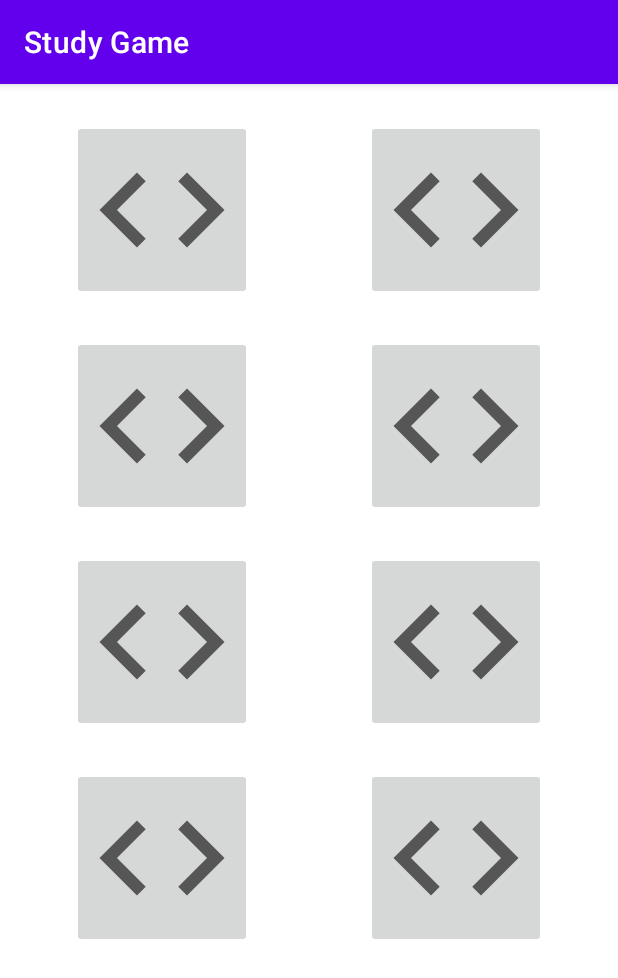
After one commit to Wurmie04/Study_Game, an Android app: the MemoryGameActivity screen opened directly, with no data from a screen before it, on a phone screen of 412 x 824 dp. The commit adds this screen. Shown: the top 978 px of the screen. Run offline under Robolectric (Android 15) with nearby library versions, the phone set to English and light mode, and no system bars.

Commit message:
Added Memory Game

```diff
--- a/app/build.gradle
+++ b/app/build.gradle
@@ -22,6 +22,9 @@ android {
             minifyEnabled false
             proguardFiles getDefaultProguardFile('proguard-android-optimize.txt'), 'proguard-rules.pro'
         }
+        debug {
+            debuggable true
+        }
     }
 }
 
--- a/app/src/main/AndroidManifest.xml
+++ b/app/src/main/AndroidManifest.xml
@@ -10,6 +10,7 @@
         android:supportsRtl="true"
         android:usesCleartextTraffic="true"
         android:theme="@style/Theme.StudyGame">
+        <activity android:name=".MemoryGameActivity"></activity>
         <activity android:name=".MultipleChoiceActivity"></activity>
         <activity android:name=".MainActivity">
             <intent-filter>
--- a/app/src/main/java/com/example/studygame/MainActivity.kt
+++ b/app/src/main/java/com/example/studygame/MainActivity.kt
@@ -49,13 +49,14 @@ class MainActivity : AppCompatActivity() {
 
                 }
             }
-
+            */
             button("Memory Game"){
                 textSize = 20.0F
                 setOnClickListener{
+                    startActivity<MemoryGameActivity>("id" to 5)
+                }
 
-                }
-             */
+            }
         }
     //setContentView(R.layout.activity_main)
     }
--- /dev/null
+++ b/app/src/main/java/com/example/studygame/MemoryCard.kt
@@ -0,0 +1,5 @@
+package com.example.studygame
+
+data class MemoryCard(val identifier: Int, var isFaceUp: Boolean = false, var isMatched: Boolean = false) {
+
+}
--- /dev/null
+++ b/app/src/main/java/com/example/studygame/MemoryGameActivity.kt
@@ -0,0 +1,98 @@
+package com.example.studygame
+
+import android.media.Image
+import android.nfc.Tag
+import androidx.appcompat.app.AppCompatActivity
+import android.os.Bundle
+import android.util.Log
+import android.widget.ImageButton
+import android.widget.TextView
+import android.widget.Toast
+
+class MemoryGameActivity : AppCompatActivity() {
+
+    lateinit var buttons: List<ImageButton>
+    lateinit var cards: List<MemoryCard>
+    var indexOfSingleSelectedCard : Int? = null
+
+    override fun onCreate(savedInstanceState: Bundle?) {
+        super.onCreate(savedInstanceState)
+        setContentView(R.layout.memory_game)
+
+        val images = mutableListOf(R.drawable.ic_code, R.drawable.ic_computer, R.drawable.ic_leaf, R.drawable.ic_sun)
+
+        images.addAll(images)
+        //add each image twice so we can create pairs
+        images.shuffle()
+        //randomize the order of images
+
+        var btn1: ImageButton = findViewById(R.id.imageButton1)
+        var btn2: ImageButton = findViewById(R.id.imageButton2)
+        var btn3: ImageButton = findViewById(R.id.imageButton3)
+        var btn4: ImageButton = findViewById(R.id.imageButton4)
+        var btn5: ImageButton = findViewById(R.id.imageButton5)
+        var btn6: ImageButton = findViewById(R.id.imageButton6)
+        var btn7: ImageButton = findViewById(R.id.imageButton7)
+        var btn8: ImageButton = findViewById(R.id.imageButton8)
+
+        buttons = listOf(btn1, btn2, btn3, btn4, btn5, btn6, btn7, btn8)
+
+        cards = buttons.indices.map { index ->
+            MemoryCard(images[index])
+        }
+
+        buttons.forEachIndexed { index, imageButton: ImageButton ->
+            imageButton.setOnClickListener {
+                Log.i("Hi! ", "button clicked")
+                updateModels(index)
+                updateViews()
+            }
+        }
+
+    }
+    fun updateViews() {
+        cards.forEachIndexed { index, card ->
+            val button = buttons[index]
+            button.setImageResource(if(card.isFaceUp) card.identifier else R.drawable.ic_code)
+        }
+    }
+
+    fun updateModels(position: Int) {
+        val card = cards[position]
+        // Error checking:
+        if(card.isFaceUp) {
+            Toast.makeText(this, "Invalid Move", Toast.LENGTH_SHORT).show()
+            return
+        }
+        //Three cases
+        // 0 cards previously flipped over -> restore cards + flip over selected card
+        // 1 cards previously flipped over -> flip over selected card + check if the images match
+        // 2 cards previously flipped over -> restore cards + flip over the selected card
+        if (indexOfSingleSelectedCard == null)  {
+            // 0 or 2 selected cards
+            indexOfSingleSelectedCard = position
+            restoreCards()
+        }
+        else {
+            checkForMatch(indexOfSingleSelectedCard!!, position)
+            indexOfSingleSelectedCard = null
+        }
+        card.isFaceUp = !card.isFaceUp
+    }
+
+    private fun restoreCards() {
+        for (card in cards) {
+            if(!card.isMatched) {
+                card.isFaceUp = false
+            }
+        }
+    }
+
+    private fun checkForMatch(position1: Int, position2: Int) {
+        if(cards[position1].identifier == cards[position2].identifier) {
+            Toast.makeText(this, "Match found!", Toast.LENGTH_SHORT).show()
+            cards[position1].isMatched == true
+            cards[position2].isMatched == true
+        }
+    }
+}
--- a/app/src/main/java/com/example/studygame/MultipleChoiceActivity.kt
+++ b/app/src/main/java/com/example/studygame/MultipleChoiceActivity.kt
@@ -27,7 +27,6 @@ class MultipleChoiceActivity : AppCompatActivity() {
     private var index : MutableList<Int> = mutableListOf()
     private var textList : MutableList<TextView> = mutableListOf()
     private var layoutList : MutableList<LinearLayout> = mutableListOf()
-    var HSscore = 0
 
     override fun onCreate(savedInstanceState: Bundle?) {
         super.onCreate(savedInstanceState)
@@ -282,7 +281,7 @@ class MultipleChoiceActivity : AppCompatActivity() {
                         //goes back to main menu
                         startActivity<MainActivity>("id" to 5)
                     }
-                }.lparams(width = 60, height = 30)
+                }
                 button("List Menu"){
                     textSize = 15.0F
                     setOnClickListener{
@@ -309,6 +308,7 @@ class MultipleChoiceActivity : AppCompatActivity() {
     //update score. Put new question and answers
     private fun update(text : MutableList<TextView>, buttons : MutableList<Button>,
                        qList: MutableList<String>, qAnswer: MutableList<String>){
+
         index.shuffle()
         qNa = (0..7).random()
 
--- /dev/null
+++ b/app/src/main/res/drawable/ic_code.xml
@@ -0,0 +1,10 @@
+<vector xmlns:android="http://schemas.android.com/apk/res/android"
+    android:width="24dp"
+    android:height="24dp"
+    android:viewportWidth="24"
+    android:viewportHeight="24"
+    android:tint="?attr/colorControlNormal">
+    <path
+        android:fillColor="@android:color/white"
+        android:pathData="M9.4,16.6L4.8,12l4.6,-4.6L8,6l-6,6 6,6 1.4,-1.4zM14.6,16.6l4.6,-4.6 -4.6,-4.6L16,6l6,6 -6,6 -1.4,-1.4z"/>
+</vector>
--- /dev/null
+++ b/app/src/main/res/drawable/ic_computer.xml
@@ -0,0 +1,5 @@
+<vector android:height="24dp" android:tint="#16A2AB"
+    android:viewportHeight="24" android:viewportWidth="24"
+    android:width="24dp" xmlns:android="http://schemas.android.com/apk/res/android">
+    <path android:fillColor="@android:color/white" android:pathData="M20,18c1.1,0 1.99,-0.9 1.99,-2L22,6c0,-1.1 -0.9,-2 -2,-2H4c-1.1,0 -2,0.9 -2,2v10c0,1.1 0.9,2 2,2H0v2h24v-2h-4zM4,6h16v10H4V6z"/>
+</vector>
--- /dev/null
+++ b/app/src/main/res/drawable/ic_leaf.xml
@@ -0,0 +1,5 @@
+<vector android:height="24dp" android:tint="#1C7010"
+    android:viewportHeight="24" android:viewportWidth="24"
+    android:width="24dp" xmlns:android="http://schemas.android.com/apk/res/android">
+    <path android:fillColor="@android:color/white" android:pathData="M6.05,8.05c-2.73,2.73 -2.73,7.15 -0.02,9.88c1.47,-3.4 4.09,-6.24 7.36,-7.93c-2.77,2.34 -4.71,5.61 -5.39,9.32c2.6,1.23 5.8,0.78 7.95,-1.37C19.43,14.47 20,4 20,4S9.53,4.57 6.05,8.05z"/>
+</vector>
--- /dev/null
+++ b/app/src/main/res/drawable/ic_sun.xml
@@ -0,0 +1,5 @@
+<vector android:height="24dp" android:tint="#FDFF33"
+    android:viewportHeight="24" android:viewportWidth="24"
+    android:width="24dp" xmlns:android="http://schemas.android.com/apk/res/android">
+    <path android:fillColor="@android:color/white" android:pathData="M12,7c-2.76,0 -5,2.24 -5,5s2.24,5 5,5s5,-2.24 5,-5S14.76,7 12,7L12,7zM2,13l2,0c0.55,0 1,-0.45 1,-1s-0.45,-1 -1,-1l-2,0c-0.55,0 -1,0.45 -1,1S1.45,13 2,13zM20,13l2,0c0.55,0 1,-0.45 1,-1s-0.45,-1 -1,-1l-2,0c-0.55,0 -1,0.45 -1,1S19.45,13 20,13zM11,2v2c0,0.55 0.45,1 1,1s1,-0.45 1,-1V2c0,-0.55 -0.45,-1 -1,-1S11,1.45 11,2zM11,20v2c0,0.55 0.45,1 1,1s1,-0.45 1,-1v-2c0,-0.55 -0.45,-1 -1,-1C11.45,19 11,19.45 11,20zM5.99,4.58c-0.39,-0.39 -1.03,-0.39 -1.41,0c-0.39,0.39 -0.39,1.03 0,1.41l1.06,1.06c0.39,0.39 1.03,0.39 1.41,0s0.39,-1.03 0,-1.41L5.99,4.58zM18.36,16.95c-0.39,-0.39 -1.03,-0.39 -1.41,0c-0.39,0.39 -0.39,1.03 0,1.41l1.06,1.06c0.39,0.39 1.03,0.39 1.41,0c0.39,-0.39 0.39,-1.03 0,-1.41L18.36,16.95zM19.42,5.99c0.39,-0.39 0.39,-1.03 0,-1.41c-0.39,-0.39 -1.03,-0.39 -1.41,0l-1.06,1.06c-0.39,0.39 -0.39,1.03 0,1.41s1.03,0.39 1.41,0L19.42,5.99zM7.05,18.36c0.39,-0.39 0.39,-1.03 0,-1.41c-0.39,-0.39 -1.03,-0.39 -1.41,0l-1.06,1.06c-0.39,0.39 -0.39,1.03 0,1.41s1.03,0.39 1.41,0L7.05,18.36z"/>
+</vector>
--- /dev/null
+++ b/app/src/main/res/layout/memory_game.xml
@@ -0,0 +1,87 @@
+<?xml version="1.0" encoding="utf-8"?>
+<androidx.constraintlayout.widget.ConstraintLayout xmlns:android="http://schemas.android.com/apk/res/android"
+    xmlns:app="http://schemas.android.com/apk/res-auto"
+    xmlns:tools="http://schemas.android.com/tools"
+    android:id="@+id/Constraint_Layout"
+    android:layout_width="match_parent"
+    android:layout_height="match_parent"
+    tools:context=".MemoryGameActivity">
+
+    <ImageButton
+        android:id="@+id/imageButton1"
+        android:layout_width="120dp"
+        android:layout_height="120dp"
+        android:layout_marginStart="48dp"
+        android:layout_marginTop="24dp"
+        android:scaleType="centerCrop"
+        app:layout_constraintStart_toStartOf="parent"
+        app:layout_constraintTop_toTopOf="parent"
+        app:srcCompat="@drawable/ic_code" />
+
+    <ImageButton
+        android:id="@+id/imageButton2"
+        android:layout_width="120dp"
+        android:layout_height="120dp"
+        android:scaleType="centerCrop"
+        app:layout_constraintEnd_toEndOf="@+id/imageButton3"
+        app:layout_constraintTop_toTopOf="@+id/imageButton6"
+        app:srcCompat="@drawable/ic_code" />
+
+    <ImageButton
+        android:id="@+id/imageButton3"
+        android:layout_width="120dp"
+        android:layout_height="120dp"
+        android:scaleType="centerCrop"
+        app:layout_constraintEnd_toEndOf="@+id/imageButton4"
+        app:layout_constraintTop_toTopOf="@+id/imageButton7"
+        app:srcCompat="@drawable/ic_code" />
+
+    <ImageButton
+        android:id="@+id/imageButton4"
+        android:layout_width="120dp"
+        android:layout_height="120dp"
+        android:scaleType="centerCrop"
+        app:layout_constraintEnd_toEndOf="@+id/imageButton5"
+        app:layout_constraintTop_toTopOf="@+id/imageButton8"
+        app:srcCompat="@drawable/ic_code" />
+
+    <ImageButton
+        android:id="@+id/imageButton5"
+        android:layout_width="120dp"
+        android:layout_height="120dp"
+        android:layout_marginEnd="48dp"
+        android:scaleType="centerCrop"
+        app:layout_constraintEnd_toEndOf="parent"
+        app:layout_constraintTop_toTopOf="@+id/imageButton1"
+        app:srcCompat="@drawable/ic_code" />
+
+    <ImageButton
+        android:id="@+id/imageButton6"
+        android:layout_width="120dp"
+        android:layout_height="120dp"
+        android:layout_marginTop="24dp"
+        android:scaleType="centerCrop"
+        app:layout_constraintStart_toStartOf="@+id/imageButton7"
+        app:layout_constraintTop_toBottomOf="@+id/imageButton7"
+        app:srcCompat="@drawable/ic_code" />
+
+    <ImageButton
+        android:id="@+id/imageButton7"
+        android:layout_width="120dp"
+        android:layout_height="120dp"
+        android:layout_marginTop="24dp"
+        android:scaleType="centerCrop"
+        app:layout_constraintStart_toStartOf="@+id/imageButton8"
+        app:layout_constraintTop_toBottomOf="@+id/imageButton8"
+        app:srcCompat="@drawable/ic_code" />
+
+    <ImageButton
+        android:id="@+id/imageButton8"
+        android:layout_width="120dp"
+        android:layout_height="120dp"
+        android:layout_marginTop="24dp"
+        android:scaleType="centerCrop"
+        app:layout_constraintStart_toStartOf="@+id/imageButton1"
+        app:layout_constraintTop_toBottomOf="@+id/imageButton1"
+        app:srcCompat="@drawable/ic_code" />
+</androidx.constraintlayout.widget.ConstraintLayout>
--- a/app/src/main/res/values/ids.xml
+++ b/app/src/main/res/values/ids.xml
@@ -2,4 +2,13 @@
 
 <resources>
     <item name = "name" type="id" />
+    <item name="Constraint_Layout" type="id" />
+    <item name="imageButton1" type="id" />
+    <item name="imageButton2" type="id" />
+    <item name="imageButton3" type="id" />
+    <item name="imageButton6" type="id" />
+    <item name="imageButton4" type="id" />
+    <item name="imageButton7" type="id" />
+    <item name="imageButton5" type="id" />
+    <item name="imageButton8" type="id" />
 </resources>
```
